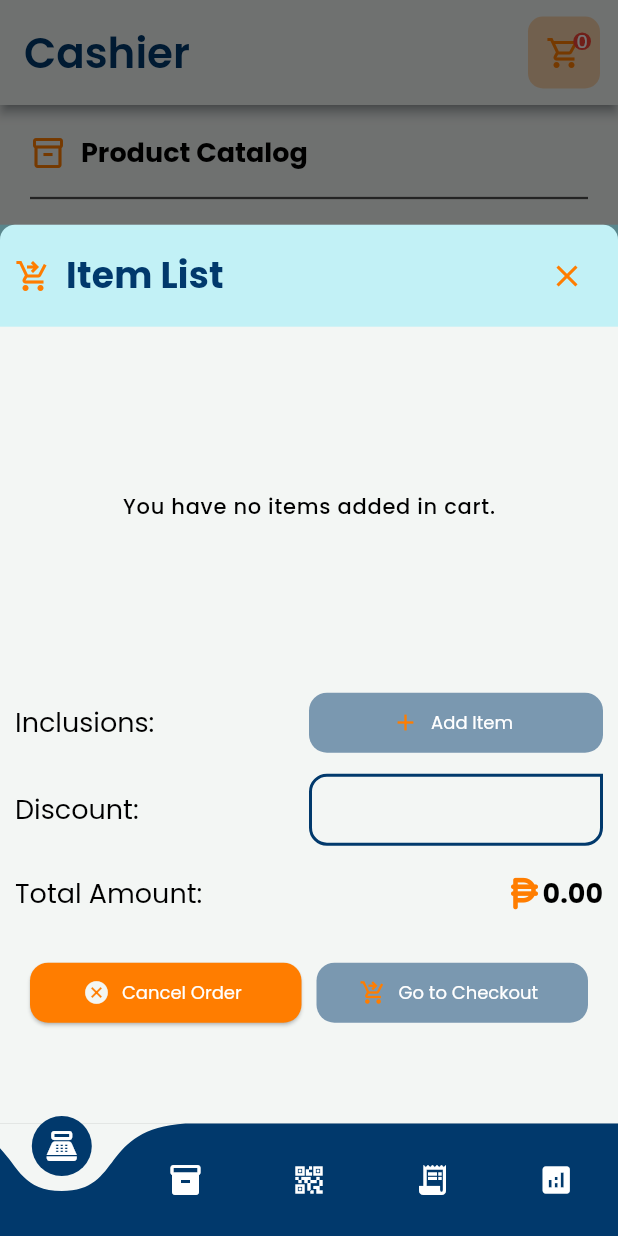
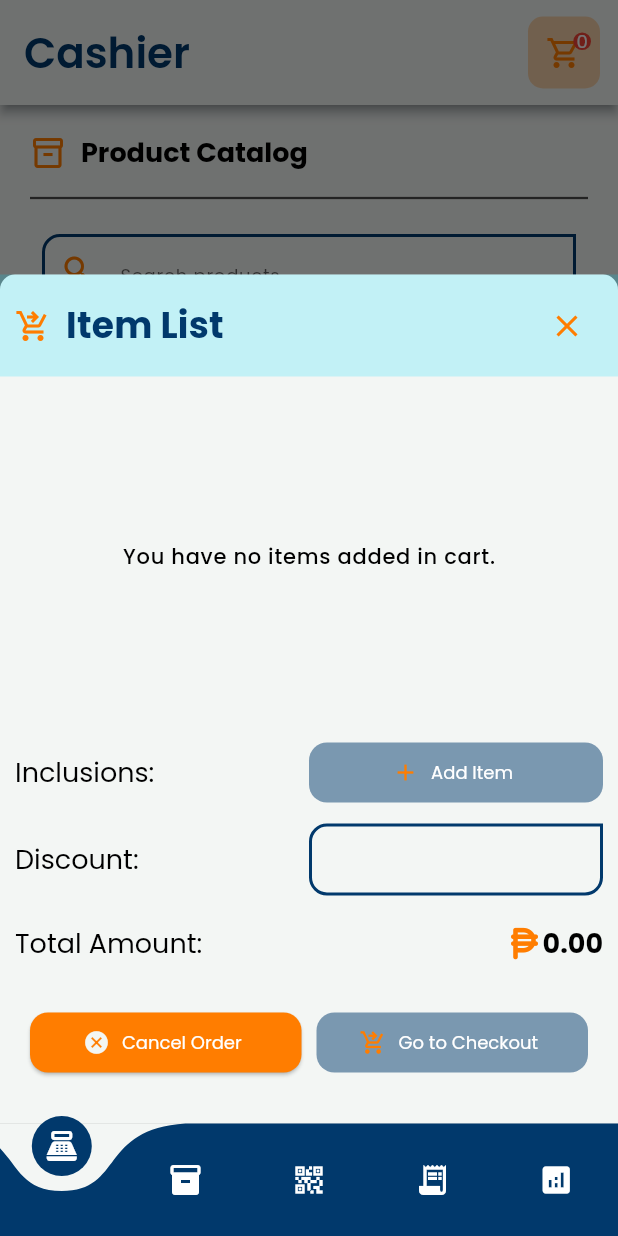
Before and after one commit to patriajasel/TindaOne-App, a Flutter app: the CashierPage screen opened by its route, after a tap on the "shopping cart" icon, on a phone screen of 412 x 824 dp. Run offline on Flutter 3.47's test engine with Material 3 defaults, Android fonts, the light colour scheme and no system bars; drawn by our look-alikes of curved_navigation_bar, searchfield; our stand-ins replace flutter_hooks, flutter_riverpod, font_awesome_flutter, freezed_annotation, go_router, google_fonts and 7 more; missing offline and left inert: go_transitions; accounts and stored records are empty; generated files the repository leaves out were written again.

Commit message:
Create Order Dialog Updates
- Added discount functionality for the total order amount
- Refactored dialog to be adaptive based on the dialog content

```diff
--- a/lib/features/pages/presentation/cashier/create_order/create_order_dialog.dart
+++ b/lib/features/pages/presentation/cashier/create_order/create_order_dialog.dart
@@ -96,7 +96,7 @@ class CreateOrderDialog extends HookWidget {
     }
   }
 
-  int _getTotalCartAmount() {
+  int _getTotalCartAmount({required int discountAmount}) {
     int totalAmount = 0;
 
     for (var cartItem in cartItems.value) {
@@ -115,15 +115,22 @@ class CreateOrderDialog extends HookWidget {
       }
     }
 
-    return totalAmount;
+    return totalAmount - discountAmount;
   }
 
   @override
   Widget build(BuildContext context) {
-    return FractionallySizedBox(
-      heightFactor: 0.8,
+    final discountController = useTextEditingController();
+
+    useListenable(discountController);
+
+    return ConstrainedBox(
+      constraints: BoxConstraints(
+        maxHeight: MediaQuery.of(context).size.height * 0.8,
+      ),
       child: SingleChildScrollView(
         child: Column(
+          mainAxisSize: MainAxisSize.min,
           mainAxisAlignment: MainAxisAlignment.start,
           children: [
             _buildDialogHeader(context),
@@ -134,10 +141,10 @@ class CreateOrderDialog extends HookWidget {
             _buildInclusionOption(context),
 
             const SizedBox(height: 10),
-            _buildDiscountSection(context),
+            _buildDiscountSection(context, controller: discountController),
 
             const SizedBox(height: 20),
-            _buildTotalAmount(context),
+            _buildTotalAmount(context, discountController: discountController),
 
             const SizedBox(height: 20),
             _buildActionButtons(context),
@@ -373,7 +380,10 @@ class CreateOrderDialog extends HookWidget {
     );
   }
 
-  Widget _buildDiscountSection(BuildContext context) {
+  Widget _buildDiscountSection(
+    BuildContext context, {
+    required TextEditingController controller,
+  }) {
     return Padding(
       padding: const EdgeInsets.symmetric(horizontal: 10),
       child: Row(
@@ -385,7 +395,9 @@ class CreateOrderDialog extends HookWidget {
           Expanded(
             child: TextField(
               style: context.bodyMedium,
+              controller: controller,
               inputFormatters: [FilteringTextInputFormatter.digitsOnly],
+              keyboardType: TextInputType.number,
               textAlign: TextAlign.end,
             ),
           ),
@@ -394,7 +406,14 @@ class CreateOrderDialog extends HookWidget {
     );
   }
 
-  Widget _buildTotalAmount(BuildContext context) {
+  Widget _buildTotalAmount(
+    BuildContext context, {
+    required TextEditingController discountController,
+  }) {
+    final discountAmount = int.parse(
+      discountController.text == '' ? '0' : discountController.text,
+    );
+
     return Padding(
       padding: const EdgeInsets.symmetric(horizontal: 10),
       child: ValueListenableBuilder<List<OrderItems>>(
@@ -417,7 +436,9 @@ class CreateOrderDialog extends HookWidget {
                     color: AppColors.appSecondary,
                   ),
                   Text(
-                    _getTotalCartAmount().toStringAsFixed(2),
+                    _getTotalCartAmount(
+                      discountAmount: discountAmount,
+                    ).toStringAsFixed(2),
                     style: Theme.of(context).textTheme.displaySmall!.copyWith(
                       fontWeight: FontWeight.bold,
                     ),
```
